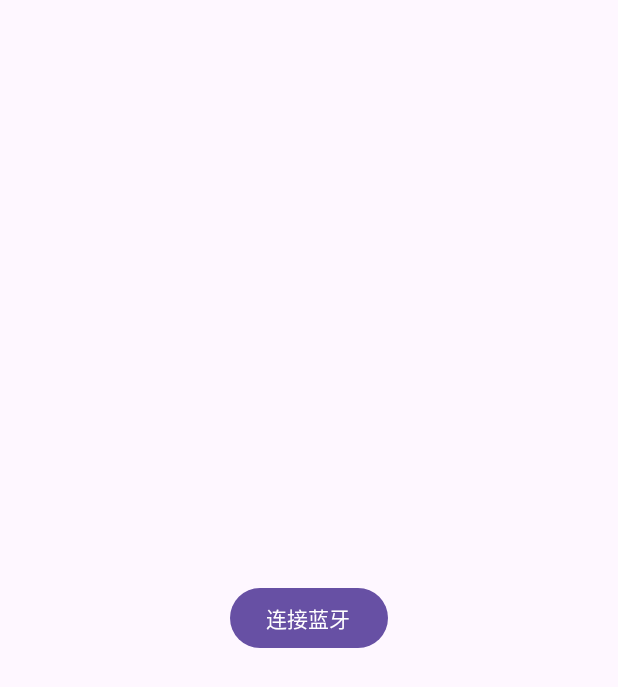
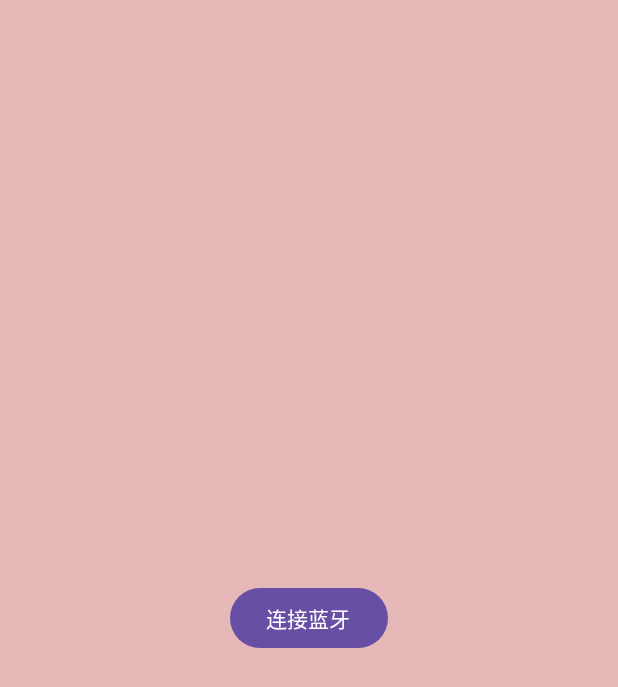
Before and after one commit to weiraneve/bluetooth-connect, an Android app built with Jetpack Compose: the screen it shows after launch (MainActivity), on a phone screen of 412 x 824 dp. Shown: the top 687 px of the screen. Run offline under Robolectric (Android 15) with nearby library versions, the phone set to English and light mode, and no system bars.

Commit message:
feat: add background color

```diff
--- a/app/src/main/java/com/weiran/bluetooth_connect/ui/page/Home.kt
+++ b/app/src/main/java/com/weiran/bluetooth_connect/ui/page/Home.kt
@@ -10,6 +10,7 @@ import android.util.Log
 import androidx.activity.compose.rememberLauncherForActivityResult
 import androidx.activity.result.contract.ActivityResultContracts
 import androidx.compose.foundation.Image
+import androidx.compose.foundation.background
 import androidx.compose.foundation.clickable
 import androidx.compose.foundation.layout.*
 import androidx.compose.material3.Button
@@ -21,6 +22,7 @@ import androidx.compose.runtime.LaunchedEffect
 import androidx.compose.runtime.remember
 import androidx.compose.ui.Alignment
 import androidx.compose.ui.Modifier
+import androidx.compose.ui.graphics.Color
 import androidx.compose.ui.layout.ContentScale
 import androidx.compose.ui.platform.LocalContext
 import androidx.compose.ui.res.painterResource
@@ -88,6 +90,7 @@ fun Home(viewModel: BluetoothViewModel = viewModel()) {
         Box(
             modifier = Modifier
                 .padding(innerPadding)
+                .background(Color(0xFFE7B8B8))
                 .fillMaxSize(),
             contentAlignment = Alignment.Center
         ) {
```
